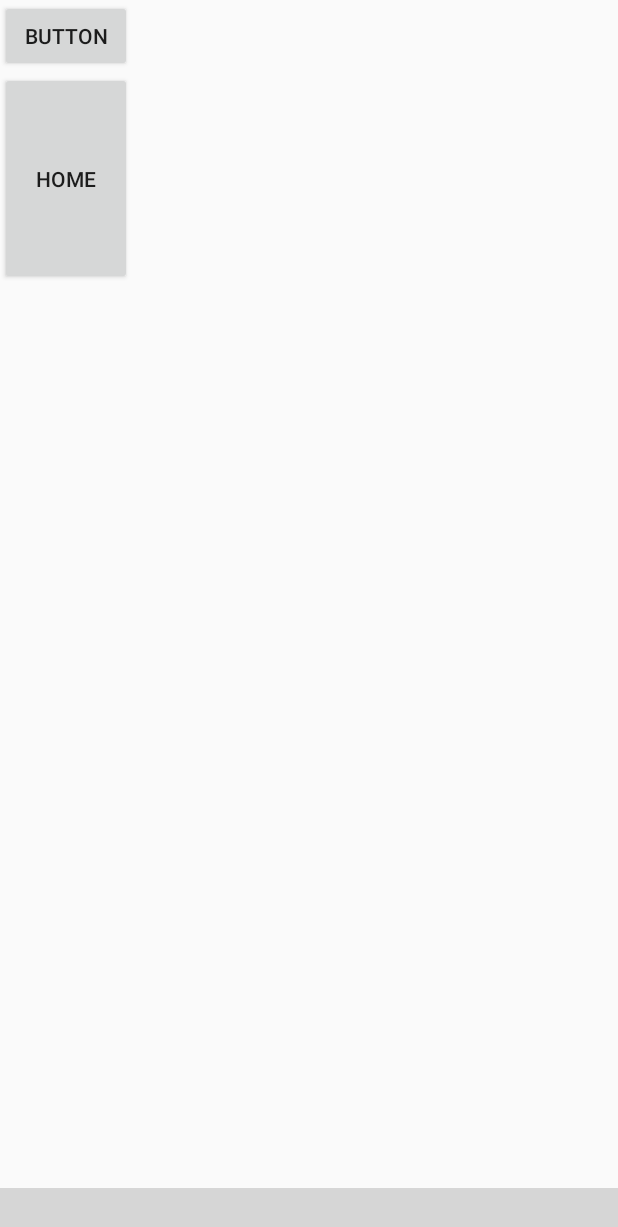
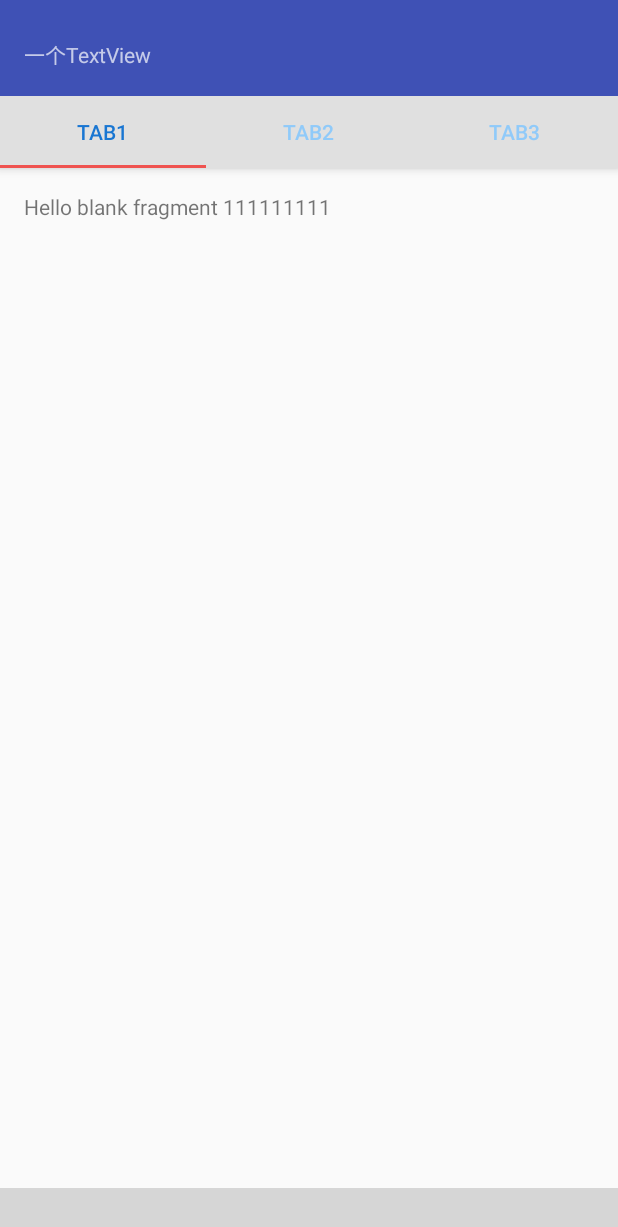
Before and after one commit to xieqq8/x_android, an Android app: the screen it shows after launch (Act00NavBar), on a phone screen of 412 x 824 dp. Shown: the top 1227 px of the screen. Run offline under Robolectric (Android 15) with nearby library versions, the phone set to English and light mode, and no system bars; libraries missing offline, so code that uses them is left out: com.ashokvarma.bottomnavigation; plain views replace BottomNavigationBar; 4 statements that could not run were skipped; grey boxes are pictures that could not be loaded.

Commit message:
xie BottomNavigationBar have bug~

```diff
--- a/appxxx/src/main/java/com/xxx/appxxx/ui/fragment/Fg100Host.java
+++ b/appxxx/src/main/java/com/xxx/appxxx/ui/fragment/Fg100Host.java
@@ -4,7 +4,11 @@ import android.content.Context;
 import android.content.Intent;
 import android.net.Uri;
 import android.os.Bundle;
+import android.support.design.widget.TabLayout;
 import android.support.v4.app.Fragment;
+import android.support.v4.app.FragmentManager;
+import android.support.v4.app.FragmentPagerAdapter;
+import android.support.v4.view.ViewPager;
 import android.view.LayoutInflater;
 import android.view.View;
 import android.view.ViewGroup;
@@ -17,6 +21,11 @@ import com.xxx.appxxx.uitest.ScrollingActivity;
 import com.xxx.base.BackHandledFragment;
 import com.xxx.base.BaseFragment;
 import com.xxx.utils.LogX;
+
+import java.util.ArrayList;
+import java.util.List;
+
+import static android.R.id.tabs;
 
 /**
  * A fragment with a Google +1 button.
@@ -63,8 +72,12 @@ public class Fg100Host extends BackHandledFragment {
 
     @Override
     public int getLayoutRes() {
-        return R.layout.fragment_fg100_host;
+//        return R.layout.fragment_fg100_host;
+        return R.layout.activity_scrolling;
     }
+    private List<String> mTitle = new ArrayList<String>();
+    private List<Fragment> mFragment = new ArrayList<Fragment>();
+    private ViewPager viewPager;
 
     @Override
     public void initView() {
@@ -72,24 +85,29 @@ public class Fg100Host extends BackHandledFragment {
             return;
 
         LogX.getLogger().d("Fg100Host initView:" + mParam1);
-        Button button = (Button) mLayoutView.findViewById(R.id.button2);
 
-        button.setOnClickListener(new View.OnClickListener() {
-            @Override
-            public void onClick(View view) {
-                startActivity(new Intent(getActivity(), ScrollingActivity.class));
-            }
-        });
+        TabLayout tabLayout = (TabLayout) mLayoutView.findViewById(R.id.tabLayout);
 
-        Button btn = (Button) mLayoutView.findViewById(R.id.button);
-        btn.setText(mParam2);
-        btn.setOnClickListener(new View.OnClickListener() {
-            @Override
-            public void onClick(View view) {
-                Uri uri = Act00NavBar.ATOB;
-                onButtonPressed(uri);
-            }
-        });
+        viewPager = (ViewPager) mLayoutView.findViewById(R.id.vp_view);
+//        for (int i = 0; i < 3; i++)
+//            tabLayout.addTab(tabLayout.newTab().setText("选项卡槽" + i));
+//        tabLayout.setTabMode(TabLayout.MODE_SCROLLABLE);
+
+        mTitle.add("tab1");
+        mTitle.add("tab2");
+        mTitle.add("tab3");
+
+        mFragment.add(new Fg110());
+        mFragment.add(new Fg120());
+        mFragment.add(new Fg110());
+//        MyAdapter adapter = new MyAdapter(getSupportFragmentManager(), mTitle, mFragment);
+        MyAdapter adapter = new MyAdapter(getChildFragmentManager(), mTitle, mFragment);
+
+        viewPager.setAdapter(adapter);
+        //为TabLayout设置ViewPager
+        tabLayout.setupWithViewPager(viewPager);
+        //使用ViewPager的适配器
+//        tabLayout.setTabsFromPagerAdapter(adapter);
     }
 
 
@@ -137,4 +155,35 @@ public class Fg100Host extends BackHandledFragment {
         super.onResume();
 
     }
+
+
+
+    class MyAdapter extends FragmentPagerAdapter {
+
+        private List<String> title;
+        private List<Fragment> views;
+
+        public MyAdapter(FragmentManager fm, List<String> title, List<Fragment> views) {
+            super(fm);
+            this.title = title;
+            this.views = views;
+        }
+
+        @Override
+        public Fragment getItem(int position) {
+            return views.get(position);
+        }
+
+        @Override
+        public int getCount() {
+            return views.size();
+        }
+
+
+        //配置标题的方法
+        @Override
+        public CharSequence getPageTitle(int position) {
+            return title.get(position);
+        }
+    }
 }
--- /dev/null
+++ b/appxxx/src/main/java/com/xxx/appxxx/ui/fragment/Fg110.java
@@ -0,0 +1,90 @@
+package com.xxx.appxxx.ui.fragment;
+
+import android.content.Context;
+import android.net.Uri;
+import android.os.Bundle;
+import android.support.v4.app.Fragment;
+import android.view.LayoutInflater;
+import android.view.View;
+import android.view.ViewGroup;
+
+import com.xxx.appxxx.R;
+import com.xxx.base.BackHandledFragment;
+
+/**
+ * A simple {@link Fragment} subclass.
+ * Activities that contain this fragment must implement the
+ * {@link Fg110.OnFragmentInteractionListener} interface
+ * to handle interaction events.
+ * Use the {@link Fg110#newInstance} factory method to
+ * create an instance of this fragment.
+ */
+public class Fg110 extends BackHandledFragment {
+    // TODO: Rename parameter arguments, choose names that match
+    // the fragment initialization parameters, e.g. ARG_ITEM_NUMBER
+    private static final String ARG_PARAM1 = "param1";
+    private static final String ARG_PARAM2 = "param2";
+
+    // TODO: Rename and change types of parameters
+    private String mParam1;
+    private String mParam2;
+
+    private OnFragmentInteractionListener mListener;
+
+    public Fg110() {
+        // Required empty public constructor
+    }
+
+    /**
+     * Use this factory method to create a new instance of
+     * this fragment using the provided parameters.
+     *
+     * @param param1 Parameter 1.
+     * @param param2 Parameter 2.
+     * @return A new instance of fragment Fg110.
+     */
+    // TODO: Rename and change types and number of parameters
+    public static Fg110 newInstance(String param1, String param2) {
+        Fg110 fragment = new Fg110();
+        Bundle args = new Bundle();
+        args.putString(ARG_PARAM1, param1);
+        args.putString(ARG_PARAM2, param2);
+        fragment.setArguments(args);
+        return fragment;
+    }
+
+    @Override
+    public boolean onBackPressed() {
+        return false;
+    }
+
+    @Override
+    public int getLayoutRes() {
+        return R.layout.fragment_fg110;
+    }
+
+    @Override
+    public void initView() {
+
+    }
+
+    @Override
+    public void onCreate(Bundle savedInstanceState) {
+        super.onCreate(savedInstanceState);
+        if (getArguments() != null) {
+            mParam1 = getArguments().getString(ARG_PARAM1);
+            mParam2 = getArguments().getString(ARG_PARAM2);
+        }
+    }
+
+    @Override
+    public View onCreateView(LayoutInflater inflater, ViewGroup container,
+                             Bundle savedInstanceState) {
+        // Inflate the layout for this fragment
+//        return inflater.inflate(R.layout.fragment_fg110, container, false);
+        return super.onCreateView(inflater, container,savedInstanceState);
+
+    }
+
+
+}
--- /dev/null
+++ b/appxxx/src/main/java/com/xxx/appxxx/ui/fragment/Fg120.java
@@ -0,0 +1,43 @@
+package com.xxx.appxxx.ui.fragment;
+
+
+import android.os.Bundle;
+import android.support.v4.app.Fragment;
+import android.view.LayoutInflater;
+import android.view.View;
+import android.view.ViewGroup;
+
+import com.xxx.appxxx.R;
+import com.xxx.base.BackHandledFragment;
+
+/**
+ * A simple {@link Fragment} subclass.
+ */
+public class Fg120 extends BackHandledFragment {
+
+
+    public Fg120() {
+        // Required empty public constructor
+    }
+
+    @Override
+    public View onCreateView(LayoutInflater inflater, ViewGroup container,
+                             Bundle savedInstanceState) {
+        return super.onCreateView(inflater, container,savedInstanceState);
+    }
+
+    @Override
+    public int getLayoutRes() {
+        return R.layout.fragment_fg120;
+    }
+
+    @Override
+    public void initView() {
+
+    }
+
+    @Override
+    public boolean onBackPressed() {
+        return false;
+    }
+}
--- /dev/null
+++ b/appxxx/src/main/java/com/xxx/appxxx/ui/fragment/Fg300Me.java
@@ -0,0 +1,104 @@
+package com.xxx.appxxx.ui.fragment;
+
+
+import android.content.Intent;
+import android.net.Uri;
+import android.os.Bundle;
+import android.support.v4.app.Fragment;
+import android.view.LayoutInflater;
+import android.view.View;
+import android.view.ViewGroup;
+import android.widget.Button;
+
+import com.xxx.appxxx.R;
+import com.xxx.appxxx.uitest.Act00NavBar;
+import com.xxx.appxxx.uitest.ScrollingActivity;
+import com.xxx.base.BackHandledFragment;
+
+/**
+ * A simple {@link Fragment} subclass.
+ * Use the {@link Fg300Me#newInstance} factory method to
+ * create an instance of this fragment.
+ */
+public class Fg300Me extends BackHandledFragment {
+    // TODO: Rename parameter arguments, choose names that match
+    // the fragment initialization parameters, e.g. ARG_ITEM_NUMBER
+    private static final String ARG_PARAM1 = "param1";
+    private static final String ARG_PARAM2 = "param2";
+
+    // TODO: Rename and change types of parameters
+    private String mParam1;
+    private String mParam2;
+
+
+    public Fg300Me() {
+        // Required empty public constructor
+    }
+
+    /**
+     * Use this factory method to create a new instance of
+     * this fragment using the provided parameters.
+     *
+     * @param param1 Parameter 1.
+     * @param param2 Parameter 2.
+     * @return A new instance of fragment Fg300Me.
+     */
+    // TODO: Rename and change types and number of parameters
+    public static Fg300Me newInstance(String param1, String param2) {
+        Fg300Me fragment = new Fg300Me();
+        Bundle args = new Bundle();
+        args.putString(ARG_PARAM1, param1);
+        args.putString(ARG_PARAM2, param2);
+        fragment.setArguments(args);
+        return fragment;
+    }
+
+    @Override
+    public boolean onBackPressed() {
+        return false;
+    }
+
+    @Override
+    public int getLayoutRes() {
+        return R.layout.fragment_fg300_me;
+    }
+
+    @Override
+    public void initView() {
+        Button button = (Button) mLayoutView.findViewById(R.id.button2);
+
+        button.setOnClickListener(new View.OnClickListener() {
+            @Override
+            public void onClick(View view) {
+                startActivity(new Intent(getActivity(), ScrollingActivity.class));
+            }
+        });
+
+        Button btn = (Button) mLayoutView.findViewById(R.id.button);
+        btn.setText(mParam2);
+        btn.setOnClickListener(new View.OnClickListener() {
+            @Override
+            public void onClick(View view) {
+                Uri uri = Act00NavBar.ATOB;
+                onButtonPressed(uri);
+            }
+        });
+    }
+
+    @Override
+    public void onCreate(Bundle savedInstanceState) {
+        super.onCreate(savedInstanceState);
+        if (getArguments() != null) {
+            mParam1 = getArguments().getString(ARG_PARAM1);
+            mParam2 = getArguments().getString(ARG_PARAM2);
+        }
+    }
+
+    @Override
+    public View onCreateView(LayoutInflater inflater, ViewGroup container,
+                             Bundle savedInstanceState) {
+        // Inflate the layout for this fragment
+        return super.onCreateView(inflater, container,savedInstanceState);
+    }
+
+}
--- a/appxxx/src/main/java/com/xxx/appxxx/uitest/Act00NavBar.java
+++ b/appxxx/src/main/java/com/xxx/appxxx/uitest/Act00NavBar.java
@@ -12,6 +12,7 @@ import com.ashokvarma.bottomnavigation.BottomNavigationItem;
 import com.xxx.appxxx.R;
 import com.xxx.appxxx.ui.fragment.Fg100Host;
 import com.xxx.appxxx.ui.fragment.Fg200Books;
+import com.xxx.appxxx.ui.fragment.Fg300Me;
 import com.xxx.base.BackHandledFragment;
 import com.xxx.base.BaseApcActivity;
 import com.xxx.base.BaseFragment;
@@ -126,7 +127,8 @@ public class Act00NavBar extends BaseApcActivity implements BottomNavigationBar.
         ArrayList<Fragment> fragments = new ArrayList<>();
         fragments.add(Fg100Host.newInstance("Home","home"));
         fragments.add(Fg200Books.newInstance("Books","books"));
-        fragments.add(Fg100Host.newInstance("Music","music"));
+//        fragments.add(Fg100Host.newInstance("Music","music"));
+        fragments.add(Fg300Me.newInstance("Music","music"));
 
         return fragments;
     }
--- a/appxxx/src/main/java/com/xxx/appxxx/uitest/ScrollingActivity.java
+++ b/appxxx/src/main/java/com/xxx/appxxx/uitest/ScrollingActivity.java
@@ -3,6 +3,7 @@ package com.xxx.appxxx.uitest;
 import android.os.Bundle;
 import android.support.design.widget.FloatingActionButton;
 import android.support.design.widget.Snackbar;
+import android.support.design.widget.TabLayout;
 import android.support.v7.widget.Toolbar;
 import android.view.View;
 
@@ -30,6 +31,11 @@ public class ScrollingActivity extends BaseApcActivity {
         mToolbar.setNavigationIcon(android.R.drawable.ic_menu_delete);
         mToolbar.setTitle("zhangphil");
         mToolbar.setSubtitle("zhangphil副标题");
+
+        TabLayout tabLayout = (TabLayout) findViewById(R.id.tabLayout);
+        for (int i = 0; i < 8; i++)
+            tabLayout.addTab(tabLayout.newTab().setText("选项卡槽" + i));
+        tabLayout.setTabMode(TabLayout.MODE_SCROLLABLE);
     }
 
     @Override
--- a/appxxx/src/main/res/layout/activity_scrolling.xml
+++ b/appxxx/src/main/res/layout/activity_scrolling.xml
@@ -7,13 +7,6 @@
     android:fitsSystemWindows="true"
     tools:context="com.xxx.appxxx.uitest.ScrollingActivity">
 
-    <!--
-    <android.support.design.widget.AppBarLayout
-        android:id="@+id/app_bar"
-        android:layout_width="match_parent"
-        android:layout_height="@dimen/app_bar_height"
-        android:fitsSystemWindows="true"
-        android:theme="@style/AppTheme.AppBarOverlay">-->
     <android.support.design.widget.AppBarLayout
         android:id="@+id/app_bar"
         android:layout_width="match_parent"
@@ -27,14 +20,14 @@
             android:layout_height="match_parent"
             android:fitsSystemWindows="true"
             app:contentScrim="?attr/colorPrimary"
-            app:layout_scrollFlags="scroll|exitUntilCollapsed">
+            app:layout_scrollFlags="scroll|enterAlways">
 
             <android.support.v7.widget.Toolbar
                 android:id="@+id/toolbar"
                 android:layout_width="match_parent"
                 android:layout_height="?attr/actionBarSize"
                 app:layout_collapseMode="pin"
-                app:popupTheme="@style/AppTheme.PopupOverlay" >
+                app:popupTheme="@style/AppTheme.PopupOverlay">
 
                 <TextView
                     android:layout_width="wrap_content"
@@ -42,26 +35,24 @@
                     android:text="一个TextView" />
             </android.support.v7.widget.Toolbar>
 
+        </android.support.design.widget.CollapsingToolbarLayout>
 
-        </android.support.design.widget.CollapsingToolbarLayout>
+        <android.support.design.widget.TabLayout
+            android:id="@+id/tabLayout"
+            android:layout_width="match_parent"
+            android:layout_height="wrap_content"
+            android:background="#e0e0e0"
+            app:tabIndicatorColor="#ef5350"
+            app:tabSelectedTextColor="#1976d2"
+            app:tabTextColor="#90caf9" />
     </android.support.design.widget.AppBarLayout>
+    <!--<include layout="@layout/content_scrolling" />-->
 
-    <include layout="@layout/content_scrolling" />
-    <!--
-    <android.support.design.widget.FloatingActionButton
-        android:id="@+id/fab"
-        android:layout_width="wrap_content"
-        android:layout_height="wrap_content"
-        android:layout_margin="@dimen/fab_margin"
-        app:layout_anchor="@id/app_bar"
-        app:layout_anchorGravity="bottom|end"
-        app:srcCompat="@android:drawable/ic_dialog_email" />
-        -->
-    <android.support.design.widget.FloatingActionButton
-        android:id="@+id/fab"
-        android:layout_width="wrap_content"
-        android:layout_height="wrap_content"
-        android:layout_gravity="end|bottom"
-        android:layout_margin="@dimen/fab_margin"
-        app:srcCompat="@android:drawable/ic_dialog_email" />
+    <!--可滑动的布局内容-->
+    <android.support.v4.view.ViewPager
+        android:id="@+id/vp_view"
+        android:layout_width="match_parent"
+        android:layout_height="match_parent"
+        android:padding="@dimen/text_margin"
+        app:layout_behavior="@string/appbar_scrolling_view_behavior" />
 </android.support.design.widget.CoordinatorLayout>
--- /dev/null
+++ b/appxxx/src/main/res/layout/fragment_fg110.xml
@@ -0,0 +1,13 @@
+<FrameLayout xmlns:android="http://schemas.android.com/apk/res/android"
+    xmlns:tools="http://schemas.android.com/tools"
+    android:layout_width="match_parent"
+    android:layout_height="match_parent"
+    tools:context="com.xxx.appxxx.ui.fragment.Fg110">
+
+    <!-- TODO: Update blank fragment layout -->
+    <TextView
+        android:layout_width="match_parent"
+        android:layout_height="match_parent"
+        android:text="@string/hello_blank_fragment" />
+
+</FrameLayout>
--- a/appxxx/src/main/res/values/strings.xml
+++ b/appxxx/src/main/res/values/strings.xml
@@ -99,5 +99,5 @@
     </string>
 
     <!-- TODO: Remove or change this placeholder text -->
-    <string name="hello_blank_fragment">Hello blank fragment</string>
+    <string name="hello_blank_fragment">Hello blank fragment 111111111</string>
 </resources>
```
Also changed, not shown: appxxx/build.gradle (+10 -13 lines), appxxx/src/main/java/com/xxx/appxxx/ui/fragment/Fg200Books.java (+32 -27 lines), appxxx/src/main/java/com/xxx/base/CustomBaseAdapter.java (added, +99 -0 lines), appxxx/src/main/res/layout/fragment_fg120.xml (added, +13 -0 lines), appxxx/src/main/res/layout/fragment_fg300_me.xml (added, +19 -0 lines).
